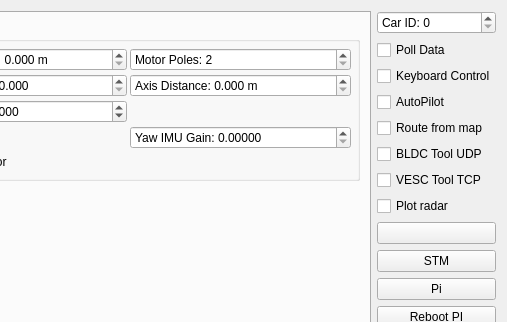
Before: the Qt Designer form Linux/RControlStation/carinterface.ui in vedderb/rise_sdvp, drawn with Qt 5; both pictures show x 351 to 858 and y 0 to 322 of the 858 by 570 pixel window.
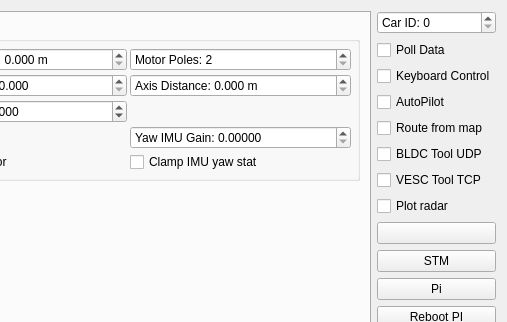
After: the same form once the commit is applied. The open tabs and pages were chosen to show the change. Icons and pictures are not drawn. Custom widgets are drawn as their Qt base class.

Commit message: Added option to clamp IMU yaw when car is stationary

Diff of the .ui file:
```diff
--- a/Linux/RControlStation/carinterface.ui
+++ b/Linux/RControlStation/carinterface.ui
@@ -593,6 +593,16 @@
               </property>
              </widget>
             </item>
+            <item row="4" column="2">
+             <widget class="QCheckBox" name="confClampImuYawBox">
+              <property name="toolTip">
+               <string>Clamp IMU yaw when car is stationary</string>
+              </property>
+              <property name="text">
+               <string>Clamp IMU yaw stat</string>
+              </property>
+             </widget>
+            </item>
            </layout>
           </widget>
          </item>
```
The commit also changes 16 other files.
